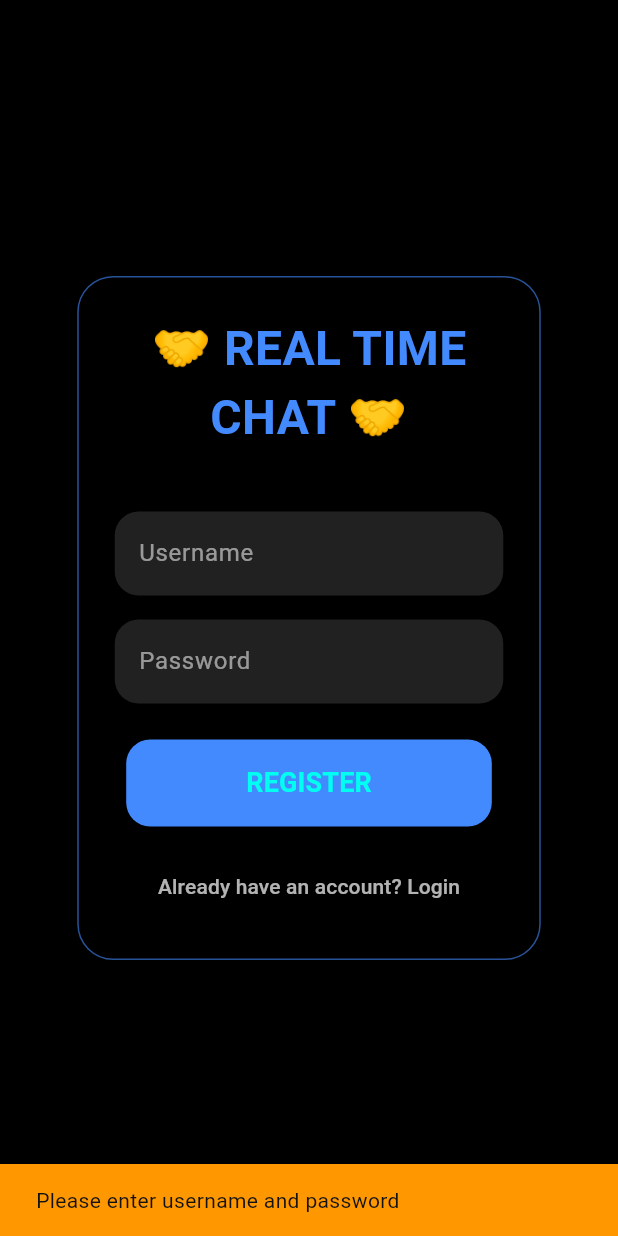
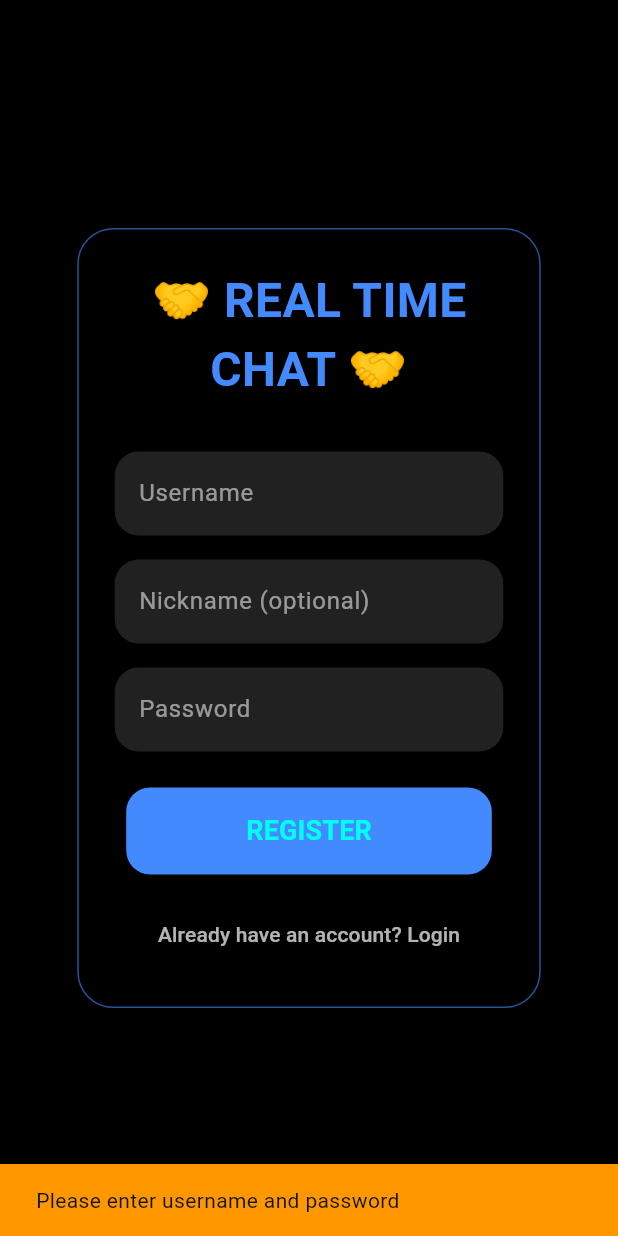
Before and after one commit to tarun470/flutter-frontend, a Flutter app: the RegisterScreen screen opened directly, after a tap on "REGISTER", on a phone screen of 412 x 824 dp. Run offline on Flutter 3.47's test engine with Material 3 defaults, Android fonts, the phone set to English and light mode, and no system bars; our stand-ins replace emoji_picker_flutter, file_picker, flutter_secure_storage, socket_io_client; accounts and stored records are empty.

Commit message:
Add nickname field to register screen

```diff
--- a/lib/screens/register_screen.dart
+++ b/lib/screens/register_screen.dart
@@ -13,12 +13,14 @@ class RegisterScreen extends StatefulWidget {
 class _RegisterScreenState extends State<RegisterScreen> {
   final TextEditingController usernameController = TextEditingController();
   final TextEditingController passwordController = TextEditingController();
+  final TextEditingController nicknameController = TextEditingController();
   final secureStorage = SecureStorageService();
   bool loading = false;
 
   void register() async {
     final username = usernameController.text.trim();
     final password = passwordController.text.trim();
+    final nickname = nicknameController.text.trim();
 
     if (username.isEmpty || password.isEmpty) {
       ScaffoldMessenger.of(context).showSnackBar(
@@ -32,7 +34,8 @@ class _RegisterScreenState extends State<RegisterScreen> {
 
     setState(() => loading = true);
 
-    final response = await ApiService.register(username, password);
+    // Call API with nickname
+    final response = await ApiService.register(username, password, nickname: nickname.isEmpty ? null : nickname);
 
     setState(() => loading = false);
 
@@ -94,7 +97,8 @@ class _RegisterScreenState extends State<RegisterScreen> {
                         ),
                         textAlign: TextAlign.center,
                       ),
-                      const SizedBox(height: 40),
+                      const SizedBox(height: 32),
+                      // Username
                       TextField(
                         controller: usernameController,
                         style: const TextStyle(color: Colors.white),
@@ -110,6 +114,23 @@ class _RegisterScreenState extends State<RegisterScreen> {
                         ),
                       ),
                       const SizedBox(height: 16),
+                      // Nickname
+                      TextField(
+                        controller: nicknameController,
+                        style: const TextStyle(color: Colors.white),
+                        decoration: InputDecoration(
+                          hintText: 'Nickname (optional)',
+                          hintStyle: const TextStyle(color: Colors.white54),
+                          filled: true,
+                          fillColor: Colors.grey[900],
+                          border: OutlineInputBorder(
+                            borderRadius: BorderRadius.circular(16),
+                            borderSide: BorderSide.none,
+                          ),
+                        ),
+                      ),
+                      const SizedBox(height: 16),
+                      // Password
                       TextField(
                         controller: passwordController,
                         obscureText: true,
```
